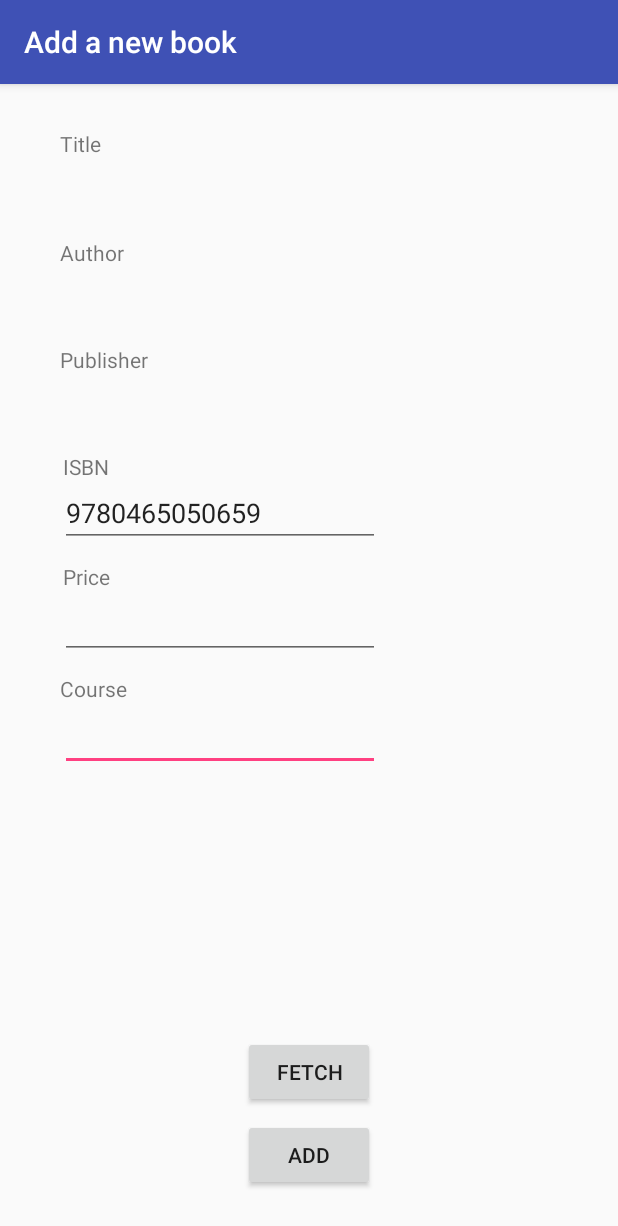
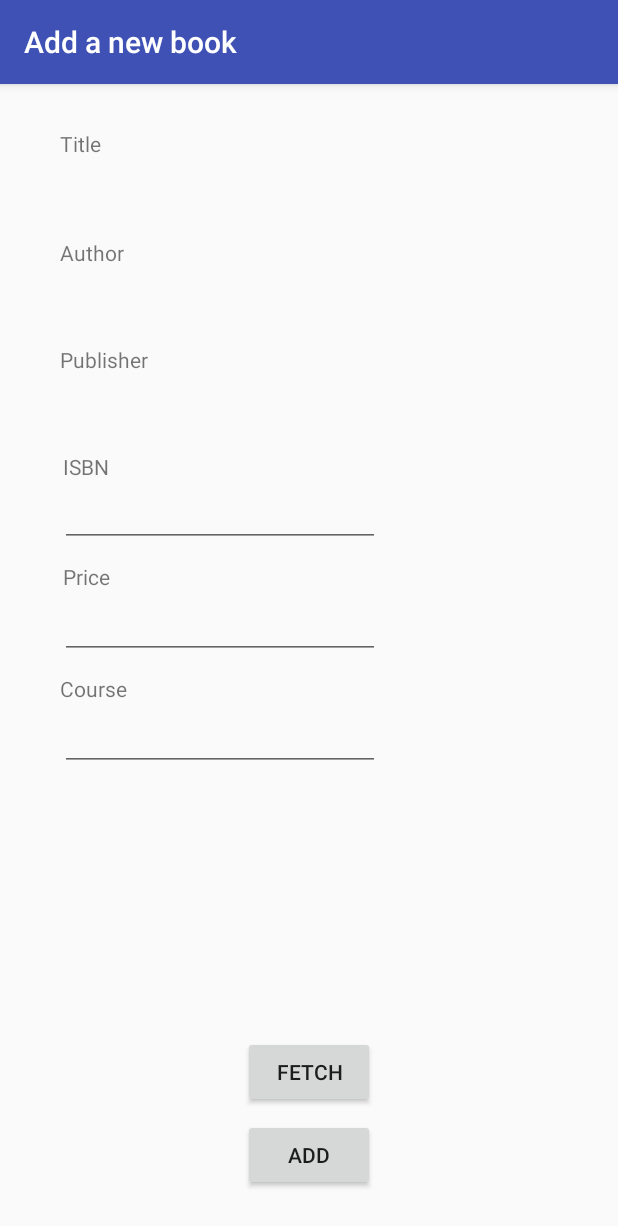
Before and after one commit to Flirre/bookmanager, an Android app: the screen it shows after launch (AddActivity), after a tap on "Add new book", on a phone screen of 412 x 824 dp. Shown: the top 1226 px of the screen. Run offline under Robolectric (Android 15) with nearby library versions, the phone set to English and light mode, and no system bars; our stand-ins replace Picasso; libraries missing offline, so code that uses them is left out: com.loopj.android, cz.msebera.android; pictures from the network do not load.

Commit message:
final version?

```diff
--- a/app/src/main/java/edu/chalmers/fillin/bookmanagerlab2/AddActivity.java
+++ b/app/src/main/java/edu/chalmers/fillin/bookmanagerlab2/AddActivity.java
@@ -32,11 +32,10 @@ public class AddActivity extends AppCompatActivity {
 
         final TextView title = (TextView) findViewById(R.id.title);
         final TextView author = (TextView) findViewById(R.id.author);
-        final TextView course = (TextView) findViewById(R.id.publisher);
+        final TextView course = (TextView) findViewById(R.id.course);
         final TextView isbn = (TextView) findViewById(R.id.isbn);
         final TextView price = (TextView) findViewById(R.id.price);
         final TextView publisher = (TextView) findViewById(R.id.publisher);
-        isbn.setText("9780465050659");
         final ArrayList<String> url = new ArrayList<>();
 
         Button fetchButton = (Button) findViewById(R.id.fetchButton);
@@ -65,14 +64,7 @@ public class AddActivity extends AppCompatActivity {
                             author.setText(bookAuthor);
                             publisher.setText(bookPublisher);
                             url.add(bookCoverUrl);
-
-
-                            Log.d("getReqTest", "getRequest:t "+ bookTitle);
-                            Log.d("getReqTest", "getRequest:a "+ bookAuthor);
-                            Log.d("getReqTest", "getRequest:p "+ bookPublisher);
-                            Log.d("getReqTest", "getRequest:c "+ bookCoverUrl);
                         } catch (JSONException e) {
-                            Log.d("getReqTest", "getRequest: fk");
                             e.printStackTrace();
                         }
                     }
@@ -81,7 +73,6 @@ public class AddActivity extends AppCompatActivity {
                     public void onFailure(int statusCode, Header[] headers, String res, Throwable t) {
                         // called when response HTTP status is "4XX" (eg. 401, 403, 404)
 
-                        Log.d("getReqTest", res);
                     }
                 });
 
@@ -97,7 +88,6 @@ public class AddActivity extends AppCompatActivity {
                 final String courseText = course.getText().toString();
                 final String isbnText = isbn.getText().toString();
                 final String publisherText = publisher.getText().toString();
-                Log.d("saveTest", "onClick: "+url.get(0));
                 final int priceText;
                 if (price.getText().toString().equals("")){
                     priceText = 0;
--- a/app/src/main/java/edu/chalmers/fillin/bookmanagerlab2/BookArrayAdapter.java
+++ b/app/src/main/java/edu/chalmers/fillin/bookmanagerlab2/BookArrayAdapter.java
@@ -3,6 +3,7 @@ package edu.chalmers.fillin.bookmanagerlab2;
 import android.content.Context;
 import android.support.annotation.NonNull;
 import android.support.annotation.Nullable;
+import android.util.Log;
 import android.view.LayoutInflater;
 import android.view.View;
 import android.view.ViewGroup;
--- a/app/src/main/java/edu/chalmers/fillin/bookmanagerlab2/SimpleBookManager.java
+++ b/app/src/main/java/edu/chalmers/fillin/bookmanagerlab2/SimpleBookManager.java
@@ -39,7 +39,6 @@ public class SimpleBookManager implements BookManager {
     public SimpleBookManager(){
         bookList = new ArrayList<Book>();
         Gson gson = new GsonBuilder().create();
-        Log.d("listentag", "SimpleBookManager:" + PreferenceHelper.getBooks() + "  " + count());
         if(PreferenceHelper.getBooks().equals("No saved books.") || PreferenceHelper.getBooks().equals("[]")){
             bookList = new ArrayList<Book>();
             createBook("Harper Lee", "To Kill a Mockingbird", 150, "9780446310789", "Literature 101", "https://covers.openlibrary.org/b/id/7884871-S.jpg", "generic publisher");
--- a/app/src/main/res/layout/activity_add.xml
+++ b/app/src/main/res/layout/activity_add.xml
@@ -3,7 +3,9 @@
         xmlns:tools="http://schemas.android.com/tools"
     android:layout_width="match_parent"
     android:layout_height="match_parent"
-    tools:context=".AddActivity">
+    tools:context=".AddActivity"
+    android:focusable="true"
+    android:focusableInTouchMode="true">
 
     <EditText
         android:id="@+id/course"
--- a/app/src/main/res/layout/activity_collection.xml
+++ b/app/src/main/res/layout/activity_collection.xml
@@ -4,6 +4,7 @@
     xmlns:tools="http://schemas.android.com/tools"
     android:layout_width="match_parent"
     android:layout_height="match_parent"
+    app:layout_behavior="@string/appbar_scrolling_view_behavior"
     tools:context=".CollectionActivity">
 
     <ListView
@@ -12,5 +13,6 @@
         android:layout_height="match_parent"
         android:layout_alignParentTop="true"
         android:layout_centerHorizontal="true"
-        android:layout_marginTop="0dp" />
+        android:layout_marginTop="0dp"
+        android:layout_marginBottom="56dp"/>
 </RelativeLayout>
--- a/app/src/main/res/layout/activity_edit.xml
+++ b/app/src/main/res/layout/activity_edit.xml
@@ -4,7 +4,9 @@
     xmlns:tools="http://schemas.android.com/tools"
     android:layout_width="match_parent"
     android:layout_height="match_parent"
-    tools:context=".EditActivity">
+    tools:context=".EditActivity"
+    android:focusable="true"
+    android:focusableInTouchMode="true">
 
 
     <EditText
```
